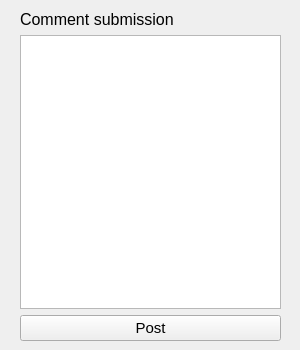
The window that submit_comment_ui.ui (Andrew-71/crappit-for-reddit) describes before a commit, drawn with Qt 5.
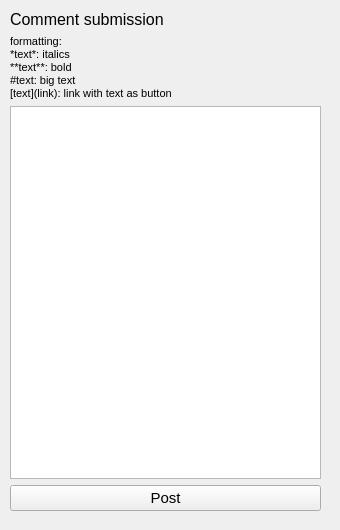
The same window after the commit.

```diff
--- a/submit_comment_ui.ui
+++ b/submit_comment_ui.ui
@@ -6,8 +6,8 @@
    <rect>
     <x>0</x>
     <y>0</y>
-    <width>300</width>
-    <height>350</height>
+    <width>340</width>
+    <height>530</height>
    </rect>
   </property>
   <property name="font">
@@ -21,10 +21,10 @@
   <widget class="QWidget" name="verticalLayoutWidget">
    <property name="geometry">
     <rect>
-     <x>20</x>
+     <x>10</x>
      <y>10</y>
-     <width>261</width>
-     <height>331</height>
+     <width>311</width>
+     <height>501</height>
     </rect>
    </property>
    <layout class="QVBoxLayout" name="verticalLayout">
@@ -40,6 +40,22 @@
       </property>
      </widget>
     </item>
+    <item>
+     <widget class="QLabel" name="label_2">
+      <property name="font">
+       <font>
+        <pointsize>8</pointsize>
+       </font>
+      </property>
+      <property name="text">
+       <string>formatting:
+*text*: italics
+**text**: bold
+#text: big text
+[text](link): link with text as button</string>
+      </property>
+     </widget>
+    </item>
     <item>
      <widget class="QPlainTextEdit" name="comment_text">
       <property name="font">
```
